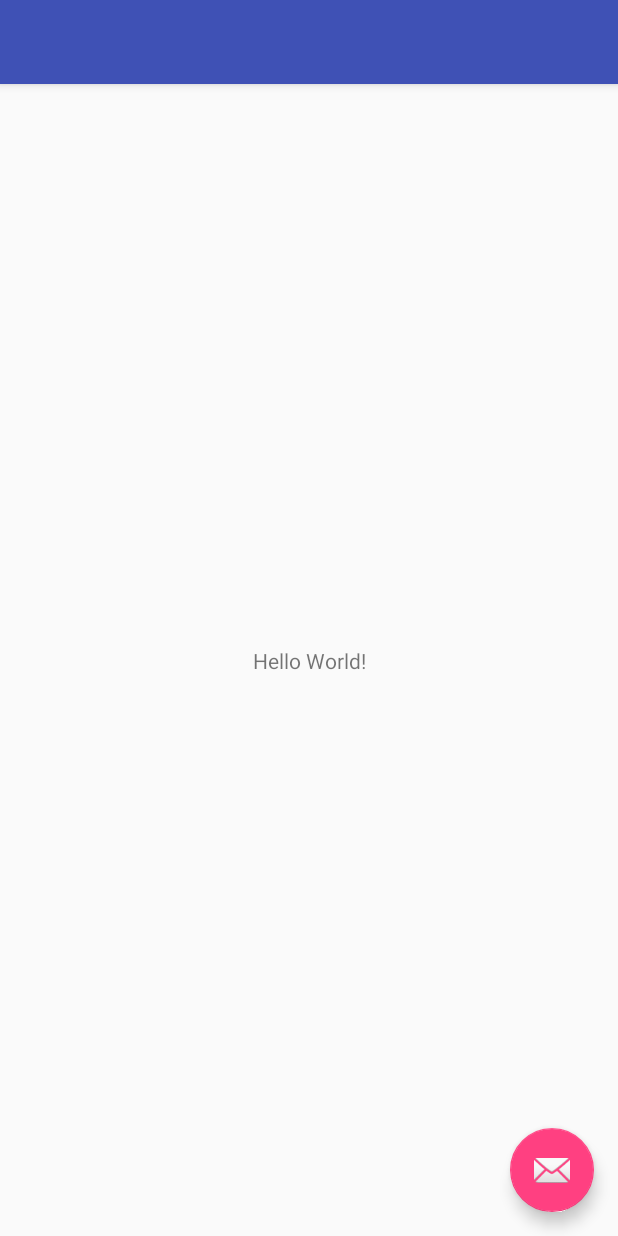
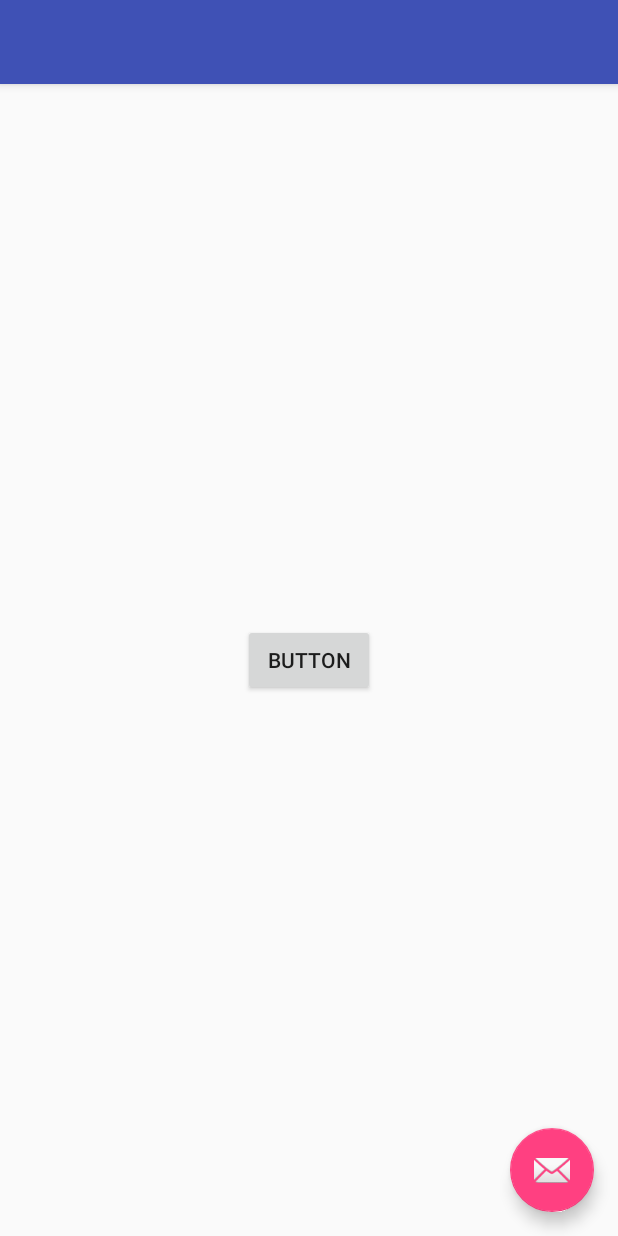
Before and after one commit to sakuraiandco/GTCollab, an Android app: the screen it shows after launch (MainActivity), on a phone screen of 412 x 824 dp. Run offline under Robolectric (Android 15) with nearby library versions, the phone set to English and light mode, and no system bars; our stand-ins replace Volley.

```diff
--- a/app/build.gradle
+++ b/app/build.gradle
@@ -27,5 +27,7 @@ dependencies {
     compile 'com.android.support:appcompat-v7:26.+'
     compile 'com.android.support.constraint:constraint-layout:1.0.2'
     compile 'com.android.support:design:26.+'
+    compile 'com.android.volley:volley:1.0.0'
+//    compile 'com.google.code.gson:gson:2.8.2'
     testCompile 'junit:junit:4.12'
 }
--- a/app/src/main/AndroidManifest.xml
+++ b/app/src/main/AndroidManifest.xml
@@ -1,6 +1,9 @@
 <?xml version="1.0" encoding="utf-8"?>
 <manifest xmlns:android="http://schemas.android.com/apk/res/android"
     package="sakuraiandco.com.gtcollab">
+
+    <uses-permission android:name="android.permission.ACCESS_NETWORK_STATE" />
+    <uses-permission android:name="android.permission.INTERNET" />
 
     <application
         android:allowBackup="true"
--- a/app/src/main/java/sakuraiandco/com/gtcollab/MainActivity.java
+++ b/app/src/main/java/sakuraiandco/com/gtcollab/MainActivity.java
@@ -5,12 +5,60 @@ import android.support.v7.app.AppCompatActivity;
 import android.view.Menu;
 import android.view.MenuItem;
 
+import com.android.volley.AuthFailureError;
+import com.android.volley.Request;
+import com.android.volley.RequestQueue;
+import com.android.volley.Response;
+import com.android.volley.VolleyError;
+import com.android.volley.toolbox.JsonArrayRequest;
+import com.android.volley.toolbox.JsonObjectRequest;
+import com.android.volley.toolbox.Volley;
+
+import android.util.Log;
+import android.view.View;
+import android.widget.Button;
+
+import org.json.JSONArray;
+import org.json.JSONException;
+import org.json.JSONObject;
+
+import java.util.ArrayList;
+import java.util.HashMap;
+import java.util.Map;
+
 public class MainActivity extends AppCompatActivity {
 
     @Override
     protected void onCreate(Bundle savedInstanceState) {
         super.onCreate(savedInstanceState);
         setContentView(R.layout.activity_main);
+
+        MySingleton singleton = MySingleton.getInstance(this.getApplicationContext());
+
+        final RequestQueue requestQueue = singleton.getRequestQueue();
+        final RequestHandler requestHandler = singleton.getRequestHandler();
+
+        final Request userListRequest = requestHandler.getRequest("users", new Response.Listener<JSONObject>() {
+
+            @Override
+            public void onResponse(JSONObject response) {
+                Log.d("JSON test", response.toString());
+                JSONArray users;
+                try{
+                    users = response.getJSONArray("results");
+                } catch(JSONException error) {
+                    Log.e("error", error.toString());
+                }
+            }
+        });
+
+        final Button button = (Button) findViewById(R.id.testButton);
+        button.setOnClickListener(new View.OnClickListener() {
+            public void onClick(View v) {
+                // Code here executes on main thread after user presses button
+                requestQueue.add(userListRequest);
+            }
+        });
     }
 
     @Override
--- /dev/null
+++ b/app/src/main/java/sakuraiandco/com/gtcollab/MySingleton.java
@@ -0,0 +1,50 @@
+package sakuraiandco.com.gtcollab;
+
+import android.content.Context;
+
+import com.android.volley.RequestQueue;
+import com.android.volley.toolbox.Volley;
+
+/**
+ * Created by Alex on 10/14/17.
+ */
+
+class MySingleton {
+    private static MySingleton instance;
+    private static Context context;
+    private RequestQueue requestQueue;
+    private RequestHandler requestHandler;
+
+    // TODO: consider moving variables elsewhere for organization, and changing authorization to be user specific
+    private static String baseURL = "https://secure-headland-60131.herokuapp.com/api/";
+    private static String authorization = "Token ae58c6766f9152f8ffe0a143382f4121fbf6e3cb";
+
+    private MySingleton(Context context) {
+        MySingleton.context = context.getApplicationContext();
+        this.requestQueue = getRequestQueue();
+        this.requestHandler = getRequestHandler();
+    }
+
+
+    public static synchronized MySingleton getInstance(Context context) {
+        if (instance == null) {
+            instance = new MySingleton(context);
+        }
+        return instance;
+    }
+
+    public RequestQueue getRequestQueue() {
+        if (requestQueue == null) {
+            requestQueue = Volley.newRequestQueue(context.getApplicationContext());
+        }
+        return requestQueue;
+    }
+
+    public RequestHandler getRequestHandler() {
+        if (requestHandler == null) {
+            requestHandler = new RequestHandler(baseURL, authorization);
+        }
+        return requestHandler;
+    }
+
+}
--- /dev/null
+++ b/app/src/main/java/sakuraiandco/com/gtcollab/RequestHandler.java
@@ -0,0 +1,71 @@
+package sakuraiandco.com.gtcollab;
+
+import android.util.Log;
+
+import com.android.volley.AuthFailureError;
+import com.android.volley.Request;
+import com.android.volley.RequestQueue;
+import com.android.volley.Response;
+import com.android.volley.VolleyError;
+import com.android.volley.toolbox.JsonArrayRequest;
+import com.android.volley.toolbox.JsonObjectRequest;
+
+import org.json.JSONArray;
+import org.json.JSONException;
+import org.json.JSONObject;
+
+import java.util.HashMap;
+import java.util.Map;
+
+/**
+ * Created by Alex on 10/14/17.
+ */
+
+public class RequestHandler {
+    private String baseURL;
+    private String authorization;
+
+    public RequestHandler(String baseURL, String authorization) {
+        this.baseURL = baseURL;
+        this.authorization = authorization;
+    }
+
+    public Request getRequest(String path, Response.Listener<JSONObject> listener) {
+        return getRequest(path, "GET", listener);
+    }
+
+    public Request getRequest(String path, String requestMethod, Response.Listener<JSONObject> listener) {
+        return getRequest(path, requestMethod, null, listener);
+    }
+
+    public Request getRequest(String path, String requestMethod, HashMap<String, String> params, Response.Listener<JSONObject> listener) {
+        int method = Request.Method.GET;
+        try {
+            method = (int) Request.Method.class.getField(requestMethod).get(null);
+        } catch (Exception error) {
+            Log.e("Error", error.toString());
+        }
+
+        String url = this.baseURL.concat(path);
+
+        JSONObject jsonRequest = params == null ? null : new JSONObject(params);
+
+        return new JsonObjectRequest
+                (method, url, jsonRequest, listener, new Response.ErrorListener() {
+
+                    @Override
+                    public void onErrorResponse(VolleyError error) {
+                        Log.e("error", error.toString());
+                    }
+
+                }) {
+            @Override
+            public Map<String, String> getHeaders() throws AuthFailureError {
+                HashMap<String, String> headers = new HashMap<>();
+                headers.put("Authorization", authorization);
+                return headers;
+            }
+        };
+    }
+
+}
--- a/app/src/main/res/layout/activity_main.xml
+++ b/app/src/main/res/layout/activity_main.xml
@@ -20,7 +20,8 @@
 
     </android.support.design.widget.AppBarLayout>
 
-    <include layout="@layout/content_main" />
+    <include layout="@layout/content_main"
+        android:id="@+id/include2" />
 
     <android.support.design.widget.FloatingActionButton
         android:id="@+id/fab"
@@ -30,4 +31,13 @@
         android:layout_margin="@dimen/fab_margin"
         app:srcCompat="@android:drawable/ic_dialog_email" />
 
+    <Button
+        android:id="@+id/testButton"
+        android:layout_width="wrap_content"
+        android:layout_height="wrap_content"
+        android:layout_gravity="center_vertical|center_horizontal"
+        android:text="Button"
+        app:layout_anchor="@+id/include2"
+        app:layout_anchorGravity="center_vertical|center_horizontal" />
+
 </android.support.design.widget.CoordinatorLayout>
```
